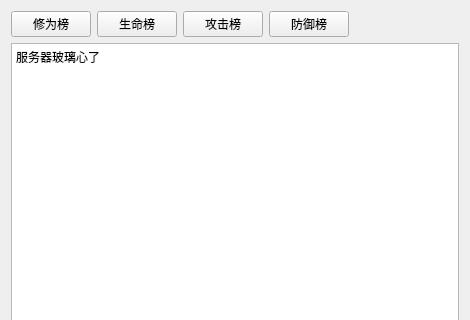
The window that Client/ranklist.ui (851896022/DesktopXiuXian) describes before a commit, drawn with Qt 5; both pictures show x 0 to 470 and y 0 to 320 of the 470 by 614 pixel window.
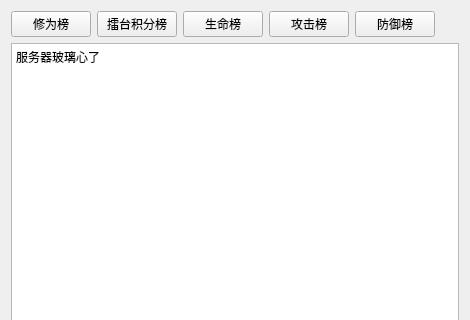
The same window after the commit.

Patch:
```diff
--- a/Client/ranklist.ui
+++ b/Client/ranklist.ui
@@ -23,6 +23,13 @@
        </property>
       </widget>
      </item>
+     <item>
+      <widget class="QPushButton" name="btnJfen">
+       <property name="text">
+        <string>擂台积分榜</string>
+       </property>
+      </widget>
+     </item>
      <item>
       <widget class="QPushButton" name="pushButton_2">
        <property name="text">
```
